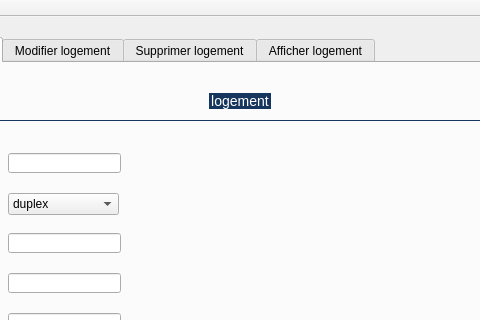
ramimgaidi/Smart_real_estate_2A7, file mainwindow.ui: the form before one commit; both pictures show x 134 to 614 and y 0 to 320 of the 758 by 475 pixel window.
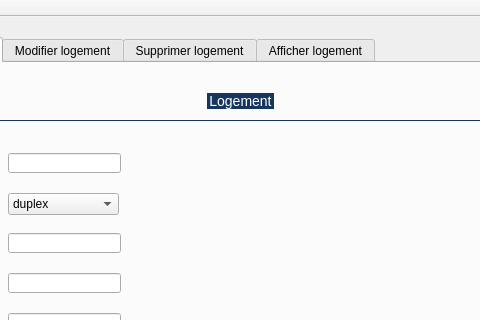
The form after the commit. The open tabs and pages were chosen to show the change.

```diff
--- a/mainwindow.ui
+++ b/mainwindow.ui
@@ -57,7 +57,7 @@
 }</string>
       </property>
       <property name="title">
-       <string>logement</string>
+       <string>Logement</string>
       </property>
       <widget class="QLabel" name="label">
        <property name="geometry">
```
Left out of the diff: 6 changed lines with no effect on the pictures.
